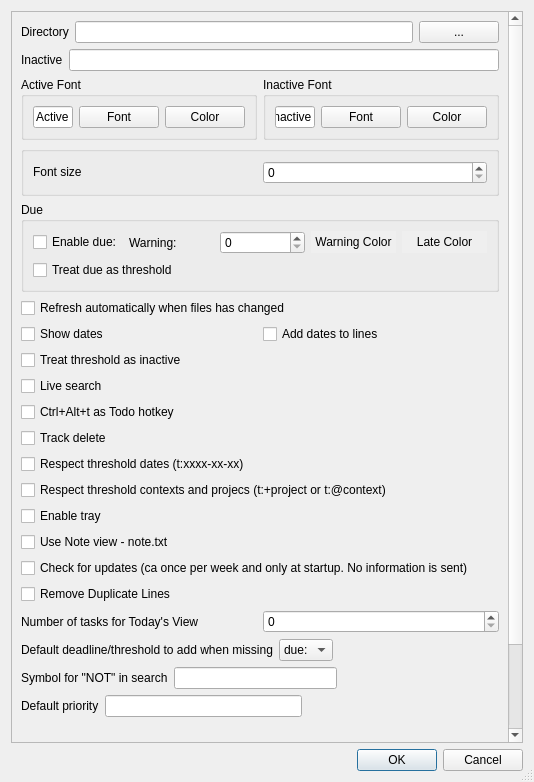
First picture: the form in settingsdialog.ui, repository GaetanDC/Todour, before the edit.
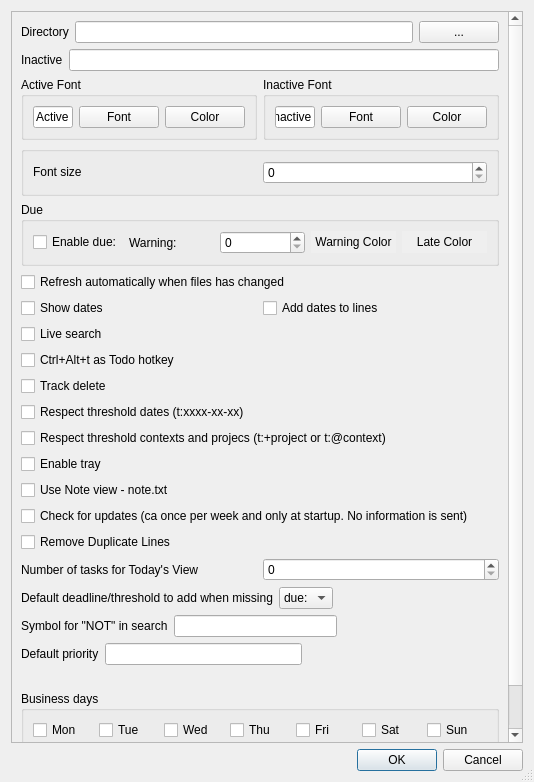
Second picture: the form after the edit.

Patch:
```diff
--- a/settingsdialog.ui
+++ b/settingsdialog.ui
@@ -225,13 +225,6 @@
             </item>            
            </layout>
            </item>
-            <item>
-             <widget class="QCheckBox" name="cb_due_as_threshold">
-             <property name="text">
-                <string>Treat due as threshold</string>
-             </property>
-             </widget>
-            </item>
            </layout>       
           </widget>
          </item>
@@ -263,17 +256,6 @@
          </item>
         </layout>
        </item>
-       <item>
-        <layout class="QHBoxLayout" name="horizontalLayout_13">
-         <item>
-          <widget class="QCheckBox" name="cb_threshold_inactive">
-           <property name="text">
-            <string>Treat threshold as inactive</string>
-           </property>
-          </widget>
-         </item>
-        </layout>
-       </item>
        <item>
         <widget class="QCheckBox" name="cb_liveSearch">
          <property name="text">
```
